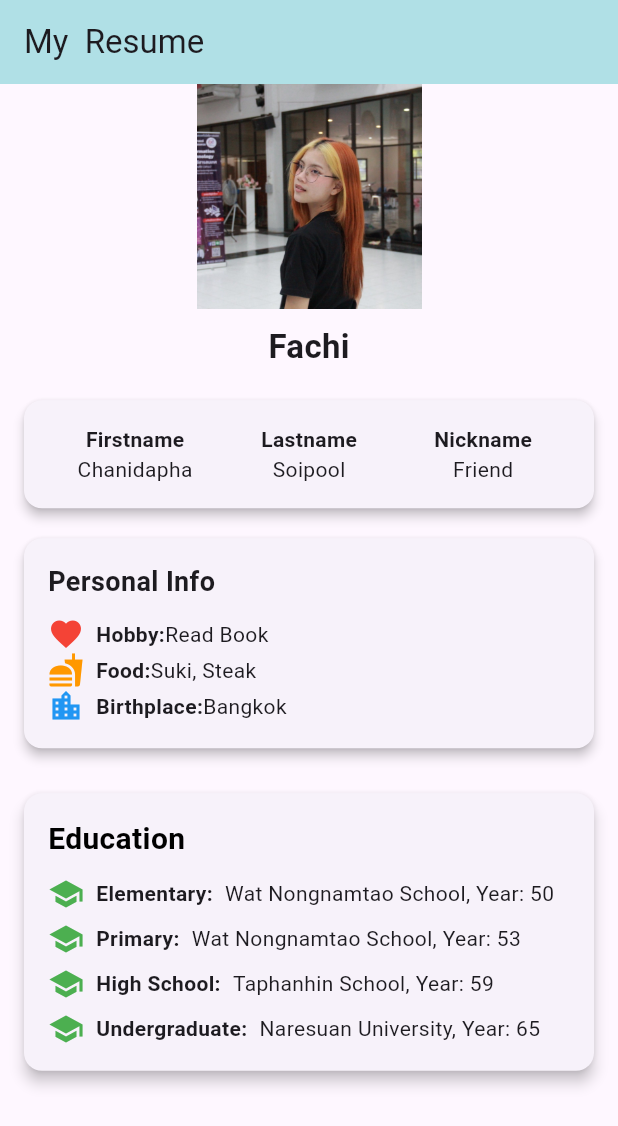
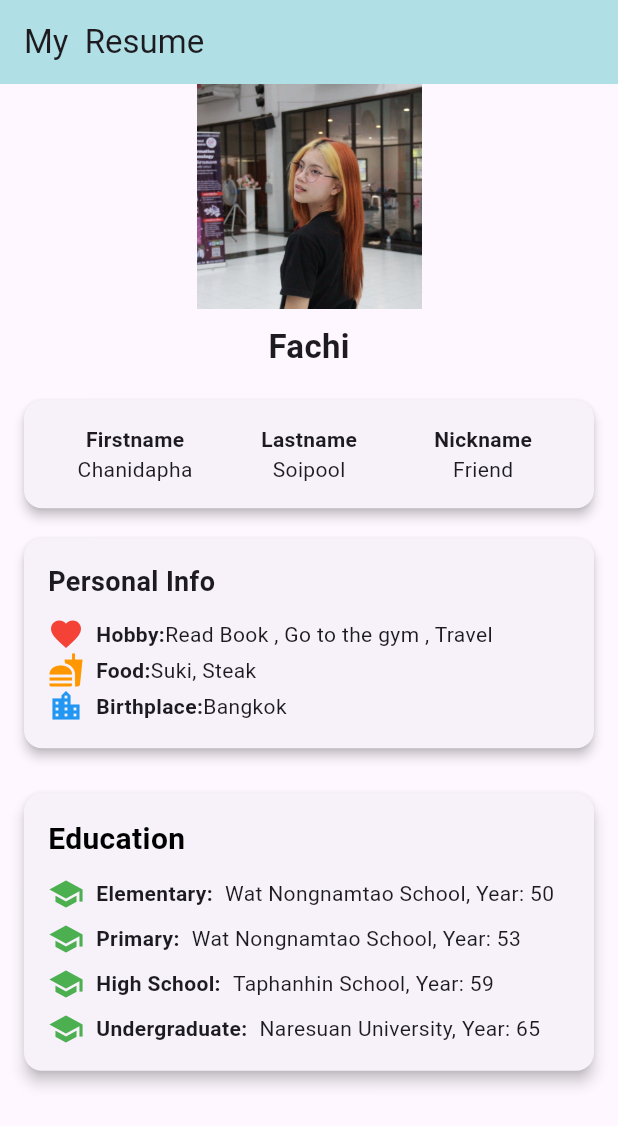
Before and after one commit to Chanidapha65310920/FoodOrder, a Flutter app: the screen it shows after launch, on a phone screen of 412 x 824 dp. Shown: the top 1126 px of the screen. Run offline on Flutter 3.47's test engine with Material 3 defaults, Android fonts, the phone set to English and light mode, and no system bars.

Commit message:
add hobby

```diff
--- a/lib/main.dart
+++ b/lib/main.dart
@@ -80,7 +80,7 @@ void main() {
                             Icon(Icons.favorite, color: Colors.red),
                             SizedBox(width: 8),
                              Text("Hobby:", style: TextStyle(fontWeight: FontWeight.bold)),
-                      Text("Read Book"),
+                      Text("Read Book , Go to the gym , Travel"),
                           ],
                         ),
                         Row(
```
